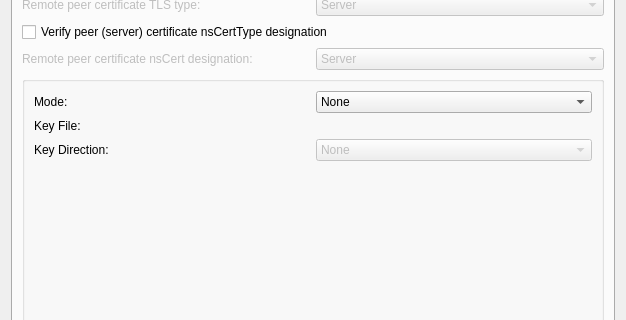
Above: vpn/openvpn/openvpnadvanced.ui from lenz1111/plasma-nm before the change; both pictures show x 0 to 626 and y 134 to 454 of the 626 by 624 pixel window. Below: the same form after it.
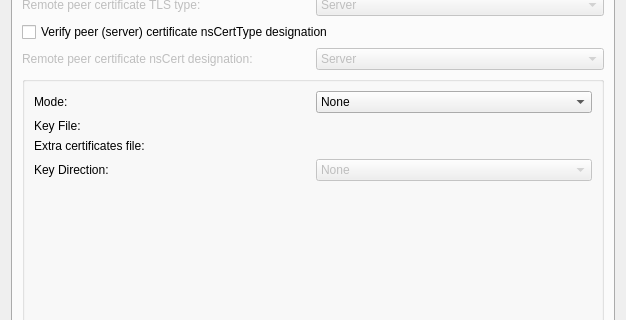
That is the form after the change. The open tabs and pages were chosen to show the change. Custom widgets are drawn as their Qt base class.

Commit message: openvpn: Implement extra certs

The edit to the form file:
```diff
--- a/vpn/openvpn/openvpnadvanced.ui
+++ b/vpn/openvpn/openvpnadvanced.ui
@@ -1035,6 +1035,29 @@
            </widget>
           </item>
           <item row="2" column="0">
+           <widget class="QLabel" name="label_extraCerts">
+            <property name="toolTip">
+             <string>Additional local certificate file to help verify the peer certificate chain.</string>
+            </property>
+            <property name="text">
+             <string>Extra certificates file:</string>
+            </property>
+            <property name="buddy">
+             <cstring>kurlExtraCerts</cstring>
+            </property>
+           </widget>
+          </item>
+          <item row="2" column="1">
+           <widget class="KUrlRequester" name="kurlExtraCerts">
+            <property name="toolTip">
+             <string>Additional local certificate file to help verify the peer certificate chain.</string>
+            </property>
+            <property name="mode">
+             <set>KFile::File|KFile::ExistingOnly|KFile::LocalOnly</set>
+            </property>
+           </widget>
+          </item>
+          <item row="3" column="0">
            <widget class="QLabel" name="textLabel1">
             <property name="toolTip">
              <string>Direction parameter for static key mode.</string>
@@ -1050,7 +1073,7 @@
             </property>
            </widget>
           </item>
-          <item row="2" column="1">
+          <item row="3" column="1">
            <widget class="QComboBox" name="cboDirection">
             <property name="enabled">
              <bool>false</bool>
@@ -1075,7 +1098,7 @@
             </item>
            </widget>
           </item>
-          <item row="3" column="1">
+          <item row="4" column="1">
            <spacer name="verticalSpacer">
             <property name="orientation">
              <enum>Qt::Vertical</enum>
```
Left out of the diff: 5 changed lines with no effect on the pictures. The commit also changes 1 other file.
